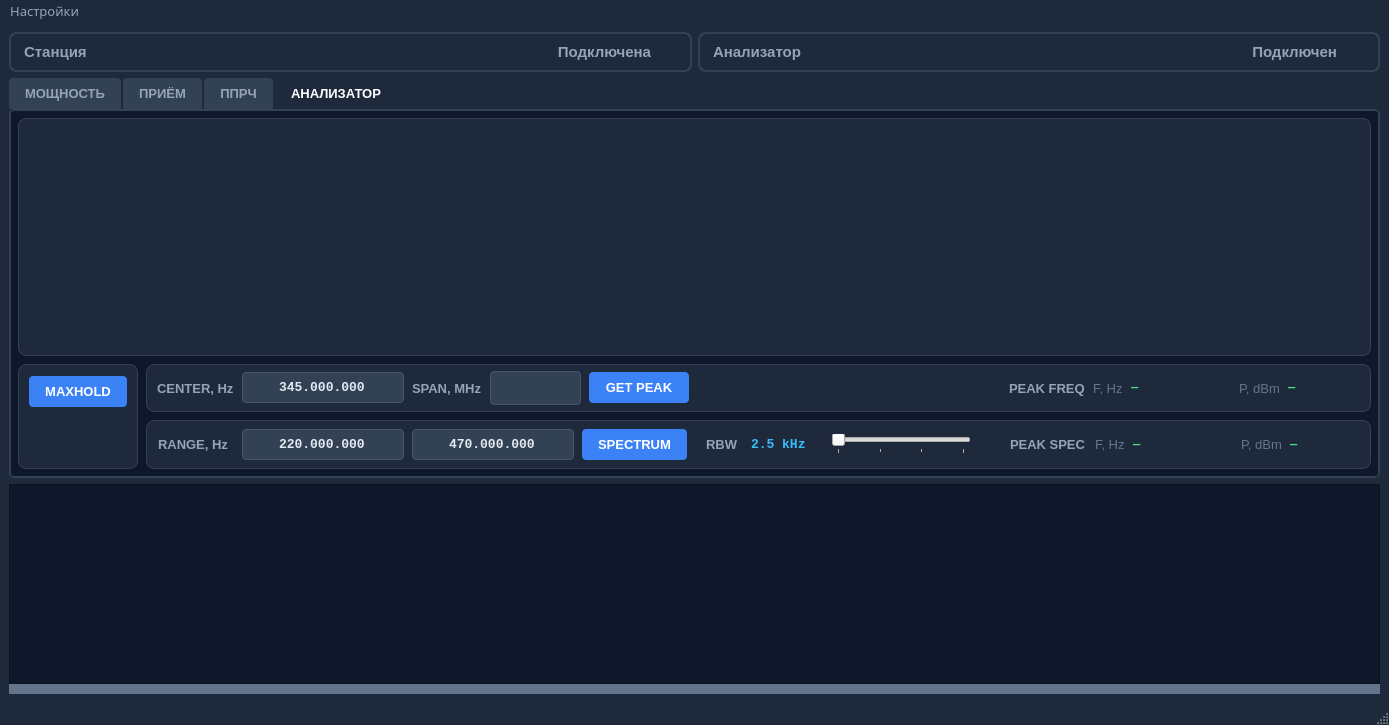
Before: the Qt Designer form mainwindow.ui in vitalisimys/Check_station, drawn with Qt 5.
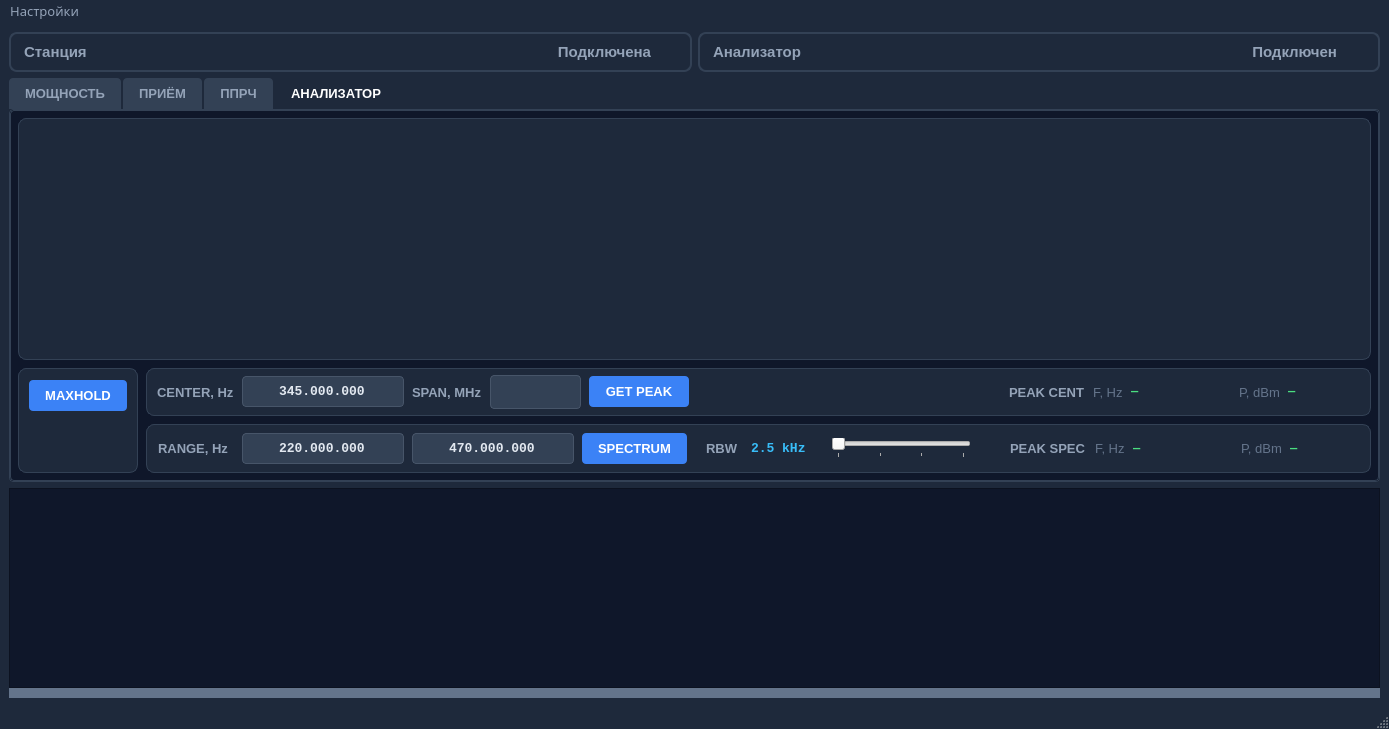
After: the same form once the commit is applied. Icons and pictures are not drawn. Custom widgets are drawn as their Qt base class.

The edit to the form file:
```diff
--- a/mainwindow.ui
+++ b/mainwindow.ui
@@ -10,7 +10,7 @@
     <x>0</x>
     <y>0</y>
     <width>1389</width>
-    <height>725</height>
+    <height>729</height>
    </rect>
   </property>
   <property name="windowTitle">
@@ -511,6 +511,12 @@
                 <iconset resource="res.qrc">
                  <normaloff>:/enter.png</normaloff>:/enter.png</iconset>
                </property>
+               <property name="iconSize">
+                <size>
+                 <width>20</width>
+                 <height>20</height>
+                </size>
+               </property>
                <property name="checkable">
                 <bool>true</bool>
                </property>
@@ -790,8 +796,8 @@
                  </property>
                  <property name="iconSize">
                   <size>
-                   <width>15</width>
-                   <height>15</height>
+                   <width>25</width>
+                   <height>20</height>
                   </size>
                  </property>
                 </widget>
@@ -821,7 +827,7 @@
                   <string notr="true">color: #94a3b8; font-weight: bold;</string>
                  </property>
                  <property name="text">
-                  <string>PEAK FREQ</string>
+                  <string>PEAK CENT</string>
                  </property>
                 </widget>
                </item>
@@ -1085,8 +1091,8 @@
                  </property>
                  <property name="iconSize">
                   <size>
-                   <width>15</width>
-                   <height>15</height>
+                   <width>20</width>
+                   <height>20</height>
                   </size>
                  </property>
                 </widget>
```
Left out of the diff: 2 changed lines with no effect on the pictures.
